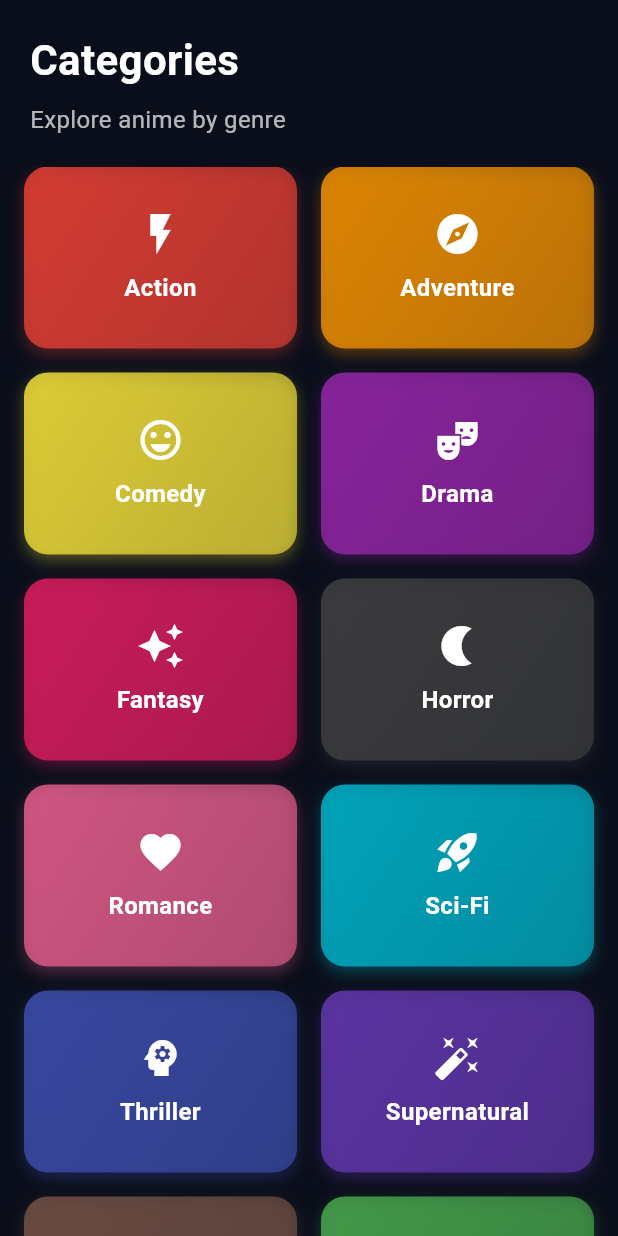
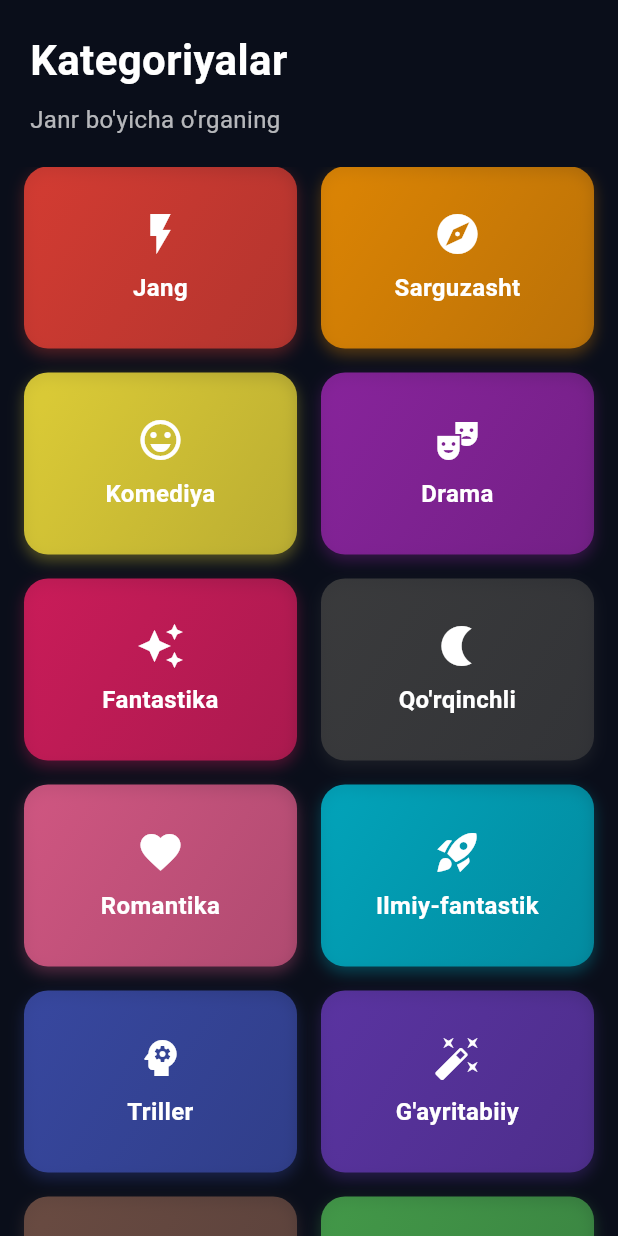
Before and after one commit to Lutfulloxon/AnimeList, a Flutter app: the CategoriesScreen screen opened directly, on a phone screen of 412 x 824 dp. Run offline on Flutter 3.47's test engine with Material 3 defaults, Android fonts, the light colour scheme and no system bars; our stand-ins replace cached_network_image, equatable, hive, hive_flutter, shared_preferences, youtube_player_flutter; accounts and stored records are empty; network calls fail.

Commit message:
feat: Add complete localization support for all screens
- Add localization for Categories screen with translated category names
- Add localization for Home screen (loading, error messages, etc.)
- Add localization for Likes screen (favorites, dialogs, empty states)
- Add localization for Profile screen (user info, settings)
- Add localization for Profile Edit screen (form validation, save messages)
- Create CategoryAnimeScreen with full localization support
- All text now changes dynamically when language is switched
- Support for Uzbek and English languages throughout the app

```diff
--- a/lib/l10n/app_localizations.dart
+++ b/lib/l10n/app_localizations.dart
@@ -56,6 +56,46 @@ class AppLocalizations {
   String get tryOtherCategories => locale.languageCode == 'uz'
       ? 'Boshqa kategoriyalarni sinab ko\'ring'
       : 'Try other categories';
+  String get animeAvailable =>
+      locale.languageCode == 'uz' ? 'anime mavjud' : 'anime available';
+  String get errorLoadingAnime => locale.languageCode == 'uz'
+      ? 'Anime yuklashda xatolik'
+      : 'Error loading anime';
+  String get noAnimeFound =>
+      locale.languageCode == 'uz' ? 'anime topilmadi' : 'anime found';
+  String get tryCheckingOtherCategories => locale.languageCode == 'uz'
+      ? 'Boshqa kategoriyalarni tekshirib ko\'ring'
+      : 'Try checking other categories';
+
+  // Category Names
+  String get actionCategory => locale.languageCode == 'uz' ? 'Jang' : 'Action';
+  String get adventureCategory =>
+      locale.languageCode == 'uz' ? 'Sarguzasht' : 'Adventure';
+  String get comedyCategory =>
+      locale.languageCode == 'uz' ? 'Komediya' : 'Comedy';
+  String get dramaCategory => locale.languageCode == 'uz' ? 'Drama' : 'Drama';
+  String get fantasyCategory =>
+      locale.languageCode == 'uz' ? 'Fantastika' : 'Fantasy';
+  String get horrorCategory =>
+      locale.languageCode == 'uz' ? 'Qo\'rqinchli' : 'Horror';
+  String get romanceCategory =>
+      locale.languageCode == 'uz' ? 'Romantika' : 'Romance';
+  String get sciFiCategory =>
+      locale.languageCode == 'uz' ? 'Ilmiy-fantastik' : 'Sci-Fi';
+  String get thrillerCategory =>
+      locale.languageCode == 'uz' ? 'Triller' : 'Thriller';
+  String get supernaturalCategory =>
+      locale.languageCode == 'uz' ? 'G\'ayritabiiy' : 'Supernatural';
+  String get mysteryCategory => locale.languageCode == 'uz' ? 'Sir' : 'Mystery';
+  String get sportsCategory => locale.languageCode == 'uz' ? 'Sport' : 'Sports';
+  String get sliceOfLifeCategory =>
+      locale.languageCode == 'uz' ? 'Hayot lavhalari' : 'Slice of Life';
+  String get historicalCategory =>
+      locale.languageCode == 'uz' ? 'Tarixiy' : 'Historical';
+  String get psychologicalCategory =>
+      locale.languageCode == 'uz' ? 'Psixologik' : 'Psychological';
+  String get shounenCategory =>
+      locale.languageCode == 'uz' ? 'Shounen' : 'Shounen';
 
   // Profile
   String get editProfile =>
@@ -90,6 +130,16 @@ class AppLocalizations {
   String get pleaseEnterValidEmail => locale.languageCode == 'uz'
       ? 'Iltimos, to\'g\'ri email kiriting'
       : 'Please enter a valid email';
+  String get defaultUserName =>
+      locale.languageCode == 'uz' ? 'Anime Sevuvchi' : 'Anime Lover';
+  String get defaultUserEmail =>
+      locale.languageCode == 'uz' ? 'user@example.com' : 'user@example.com';
+  String get defaultUserBio => locale.languageCode == 'uz'
+      ? 'Anime muhabbati bilan...'
+      : 'With love for anime...';
+  String get bioRequired =>
+      locale.languageCode == 'uz' ? 'Bio kiritish majburiy' : 'Bio is required';
+  String get errorMessage => locale.languageCode == 'uz' ? 'Xatolik' : 'Error';
 
   // Language Dialog
   String get chooseLanguage =>
@@ -115,6 +165,22 @@ class AppLocalizations {
   String get startExploring => locale.languageCode == 'uz'
       ? 'Kashf qilishni boshlang va sevimli anime\'laringizni qo\'shing'
       : 'Start exploring and add your favorite animes';
+  String get noFavoriteAnimesYet => locale.languageCode == 'uz'
+      ? 'Sevimli anime\'laringiz yo\'q'
+      : 'No favorite animes yet';
+  String get tapHeartToFavorite => locale.languageCode == 'uz'
+      ? 'Anime\'larni sevimli qilish uchun ❤️ tugmasini bosing'
+      : 'Tap ❤️ button to favorite animes';
+  String get viewAnimes =>
+      locale.languageCode == 'uz' ? 'Anime\'larni ko\'rish' : 'View Animes';
+  String get deleteAllFavorites => locale.languageCode == 'uz'
+      ? 'Barcha sevimlilarni o\'chirish'
+      : 'Delete All Favorites';
+  String get confirmDeleteAllFavorites => locale.languageCode == 'uz'
+      ? 'Haqiqatan ham barcha sevimli anime\'larni o\'chirmoqchimisiz?'
+      : 'Are you sure you want to delete all favorite animes?';
+  String get delete => locale.languageCode == 'uz' ? 'O\'chirish' : 'Delete';
+  String get count => locale.languageCode == 'uz' ? 'ta' : '';
 
   // Messages
   String get addedToMyList => locale.languageCode == 'uz'
@@ -142,6 +208,34 @@ class AppLocalizations {
       locale.languageCode == 'uz' ? 'Yuklanmoqda...' : 'Loading...';
   String get retry => locale.languageCode == 'uz' ? 'Qayta urinish' : 'Retry';
   String get unknown => locale.languageCode == 'uz' ? 'Noma\'lum' : 'Unknown';
+  String get loadingAmazingAnime => locale.languageCode == 'uz'
+      ? 'Ajoyib anime\'lar yuklanmoqda...'
+      : 'Loading amazing anime...';
+  String get noAnimeFoundGeneral =>
+      locale.languageCode == 'uz' ? 'Anime topilmadi' : 'No anime found';
+  String get forYou => locale.languageCode == 'uz' ? 'Siz uchun' : 'For You';
+  String get anime => locale.languageCode == 'uz' ? 'Anime' : 'Anime';
+  String get removedFromFavoritesMessage => locale.languageCode == 'uz'
+      ? 'Sevimlilardan olib tashlandi'
+      : 'Removed from favorites';
+  String get averageConsumption => locale.languageCode == 'uz'
+      ? 'O\'rtacha iste\'mol'
+      : 'Average consumption';
+  String get hoursPerMonth =>
+      locale.languageCode == 'uz' ? 'soat / oyiga' : 'Hours / month';
+  String get activeSubscription =>
+      locale.languageCode == 'uz' ? 'faol obuna' : 'active subscription';
+  String get freeDownload =>
+      locale.languageCode == 'uz' ? 'Bepul yuklab olish' : 'Free Download';
+  String get mangaDescription => locale.languageCode == 'uz'
+      ? '1 milliondan ortiq Manga\nbarmoq uchida'
+      : 'More than 1 million Manga\non your Finger tip';
+  String get chooseLanguageTitle => locale.languageCode == 'uz'
+      ? 'Tilni tanlang / Choose Language'
+      : 'Choose Language / Tilni tanlang';
+  String get cancelButton => locale.languageCode == 'uz'
+      ? 'Bekor qilish / Cancel'
+      : 'Cancel / Bekor qilish';
 }
 
 class _AppLocalizationsDelegate
--- a/lib/presentation/categories/categories_screen.dart
+++ b/lib/presentation/categories/categories_screen.dart
@@ -5,12 +5,15 @@ import 'package:animehome/presentation/home/hybrid_anime_provider.dart';
 import 'package:animehome/domain/entities/anime/anime_list_entity.dart';
 import 'package:animehome/presentation/home/widgets/anime_card.dart';
 import 'package:animehome/presentation/detail/anime_detail_page.dart';
+import 'package:animehome/l10n/app_localizations.dart';
 
 class CategoriesScreen extends StatelessWidget {
   const CategoriesScreen({super.key});
 
   @override
   Widget build(BuildContext context) {
+    final localizations = AppLocalizations.of(context)!;
+
     return Consumer<ThemeProvider>(
       builder: (context, themeProvider, child) {
         return Scaffold(
@@ -28,7 +31,7 @@ class CategoriesScreen extends StatelessWidget {
                           crossAxisAlignment: CrossAxisAlignment.start,
                           children: [
                             Text(
-                              'Categories',
+                              localizations.categories,
                               style: TextStyle(
                                 color: themeProvider.primaryTextColor,
                                 fontSize: 28,
@@ -37,7 +40,7 @@ class CategoriesScreen extends StatelessWidget {
                             ),
                             const SizedBox(height: 8),
                             Text(
-                              'Explore anime by genre',
+                              localizations.exploreByGenre,
                               style: TextStyle(
                                 color: themeProvider.secondaryTextColor,
                                 fontSize: 16,
@@ -61,9 +64,11 @@ class CategoriesScreen extends StatelessWidget {
                           crossAxisSpacing: 16,
                           mainAxisSpacing: 16,
                         ),
-                    itemCount: _categories.length,
+                    itemCount: _getLocalizedCategories(localizations).length,
                     itemBuilder: (context, index) {
-                      final category = _categories[index];
+                      final category = _getLocalizedCategories(
+                        localizations,
+                      )[index];
                       return _buildCategoryCard(context, category);
                     },
                   ),
@@ -76,6 +81,107 @@ class CategoriesScreen extends StatelessWidget {
     );
   }
 
+  List<CategoryModel> _getLocalizedCategories(AppLocalizations localizations) {
+    return [
+      CategoryModel(
+        name: localizations.actionCategory,
+        englishName: 'Action',
+        color: Colors.red,
+        icon: Icons.flash_on,
+      ),
+      CategoryModel(
+        name: localizations.adventureCategory,
+        englishName: 'Adventure',
+        color: Colors.orange,
+        icon: Icons.explore,
+      ),
+      CategoryModel(
+        name: localizations.comedyCategory,
+        englishName: 'Comedy',
+        color: Colors.yellow,
+        icon: Icons.sentiment_very_satisfied,
+      ),
+      CategoryModel(
+        name: localizations.dramaCategory,
+        englishName: 'Drama',
+        color: Colors.purple,
+        icon: Icons.theater_comedy,
+      ),
+      CategoryModel(
+        name: localizations.fantasyCategory,
+        englishName: 'Fantasy',
+        color: Colors.pink,
+        icon: Icons.auto_awesome,
+      ),
+      CategoryModel(
+        name: localizations.horrorCategory,
+        englishName: 'Horror',
+        color: Colors.grey[800]!,
+        icon: Icons.nightlight,
+      ),
+      CategoryModel(
+        name: localizations.romanceCategory,
+        englishName: 'Romance',
+        color: Colors.pink[300]!,
+        icon: Icons.favorite,
+      ),
+      CategoryModel(
+        name: localizations.sciFiCategory,
+        englishName: 'Sci-Fi',
+        color: Colors.cyan,
+        icon: Icons.rocket_launch,
+      ),
+      CategoryModel(
+        name: localizations.thrillerCategory,
+        englishName: 'Thriller',
+        color: Colors.indigo,
+        icon: Icons.psychology,
+      ),
+      CategoryModel(
+        name: localizations.supernaturalCategory,
+        englishName: 'Supernatural',
+        color: Colors.deepPurple,
+        icon: Icons.auto_fix_high,
+      ),
+      CategoryModel(
+        name: localizations.mysteryCategory,
+        englishName: 'Mystery',
+        color: Colors.brown,
+        icon: Icons.search,
+      ),
+      CategoryModel(
+        name: localizations.sportsCategory,
+        englishName: 'Sports',
+        color: Colors.green,
+        icon: Icons.sports_soccer,
+      ),
+      CategoryModel(
+        name: localizations.sliceOfLifeCategory,
+        englishName: 'Slice of Life',
+        color: Colors.lightBlue,
+        icon: Icons.home,
+      ),
+      CategoryModel(
+        name: localizations.historicalCategory,
+        englishName: 'Historical',
+        color: Colors.amber[700]!,
+        icon: Icons.history_edu,
+      ),
+      CategoryModel(
+        name: localizations.psychologicalCategory,
+        englishName: 'Psychological',
+        color: Colors.teal,
+        icon: Icons.psychology_alt,
+      ),
+      CategoryModel(
+        name: localizations.shounenCategory,
+        englishName: 'Shounen',
+        color: Colors.blue,
+        icon: Icons.group,
+      ),
+    ];
+  }
+
   Widget _buildCategoryCard(BuildContext context, CategoryModel category) {
     return GestureDetector(
       onTap: () {
@@ -83,7 +189,8 @@ class CategoriesScreen extends StatelessWidget {
           context,
           MaterialPageRoute(
             builder: (context) => CategoryAnimeScreen(
-              categoryName: category.name,
+              categoryName: category.englishName, // API uchun inglizcha nom
+              displayName: category.name, // Ko'rsatish uchun localized nom
               categoryColor: category.color,
               categoryIcon: category.icon,
             ),
@@ -135,71 +242,28 @@ class CategoriesScreen extends StatelessWidget {
 
 class CategoryModel {
   final String name;
+  final String englishName; // API uchun inglizcha nom
   final Color color;
   final IconData icon;
 
-  CategoryModel({required this.name, required this.color, required this.icon});
+  CategoryModel({
+    required this.name,
+    required this.englishName,
+    required this.color,
+    required this.icon,
+  });
 }
 
-final List<CategoryModel> _categories = [
-  CategoryModel(name: 'Action', color: Colors.red, icon: Icons.flash_on),
-  CategoryModel(name: 'Adventure', color: Colors.orange, icon: Icons.explore),
-  CategoryModel(
-    name: 'Comedy',
-    color: Colors.yellow,
-    icon: Icons.sentiment_very_satisfied,
-  ),
-  CategoryModel(
-    name: 'Drama',
-    color: Colors.purple,
-    icon: Icons.theater_comedy,
-  ),
-  CategoryModel(name: 'Fantasy', color: Colors.pink, icon: Icons.auto_awesome),
-  CategoryModel(
-    name: 'Horror',
-    color: Colors.grey[800]!,
-    icon: Icons.nightlight,
-  ),
-  CategoryModel(
-    name: 'Romance',
-    color: Colors.pink[300]!,
-    icon: Icons.favorite,
-  ),
-  CategoryModel(name: 'Sci-Fi', color: Colors.cyan, icon: Icons.rocket_launch),
-  CategoryModel(name: 'Thriller', color: Colors.indigo, icon: Icons.psychology),
-  CategoryModel(
-    name: 'Supernatural',
-    color: Colors.deepPurple,
-    icon: Icons.auto_fix_high,
-  ),
-  CategoryModel(name: 'Mystery', color: Colors.brown, icon: Icons.search),
-  CategoryModel(name: 'Sports', color: Colors.green, icon: Icons.sports_soccer),
-  CategoryModel(
-    name: 'Slice of Life',
-    color: Colors.lightBlue,
-    icon: Icons.home,
-  ),
-  CategoryModel(
-    name: 'Historical',
-    color: Colors.amber[700]!,
-    icon: Icons.history_edu,
-  ),
-  CategoryModel(
-    name: 'Psychological',
-    color: Colors.teal,
-    icon: Icons.psychology_alt,
-  ),
-  CategoryModel(name: 'Shounen', color: Colors.blue, icon: Icons.group),
-];
-
 class CategoryAnimeScreen extends StatefulWidget {
-  final String categoryName;
+  final String categoryName; // API uchun inglizcha nom
+  final String displayName; // Ko'rsatish uchun localized nom
   final Color categoryColor;
   final IconData categoryIcon;
 
   const CategoryAnimeScreen({
     super.key,
     required this.categoryName,
+    required this.displayName,
     required this.categoryColor,
     required this.categoryIcon,
   });
@@ -244,6 +308,8 @@ class _CategoryAnimeScreenState extends State<CategoryAnimeScreen> {
 
   @override
   Widget build(BuildContext context) {
+    final localizations = AppLocalizations.of(context)!;
+
     return Consumer<ThemeProvider>(
       builder: (context, themeProvider, child) {
         return Scaffold(
@@ -280,7 +346,7 @@ class _CategoryAnimeScreenState extends State<CategoryAnimeScreen> {
                         const SizedBox(width: 12),
                         Expanded(
                           child: Text(
-                            widget.categoryName,
+                            widget.displayName, // Localized nom ko'rsatamiz
                             style: TextStyle(
                               color: themeProvider.primaryTextColor,
                               fontSize: 24,
@@ -305,7 +371,7 @@ class _CategoryAnimeScreenState extends State<CategoryAnimeScreen> {
                   ),
 
                   // Content
-                  Expanded(child: _buildContent(themeProvider)),
+                  Expanded(child: _buildContent(themeProvider, localizations)),
                 ],
               ),
             ),
@@ -315,7 +381,10 @@ class _CategoryAnimeScreenState extends State<CategoryAnimeScreen> {
     );
   }
 
-  Widget _buildContent(ThemeProvider themeProvider) {
+  Widget _buildContent(
+    ThemeProvider themeProvider,
+    AppLocalizations localizations,
+  ) {
     if (_isLoading) {
       return const Center(
         child: CircularProgressIndicator(color: Color(0xFF00D4AA)),
@@ -334,7 +403,7 @@ class _CategoryAnimeScreenState extends State<CategoryAnimeScreen> {
             ),
             const SizedBox(height: 16),
             Text(
-              'Error loading anime',
+              localizations.errorLoadingAnime,
               style: TextStyle(
                 color: themeProvider.primaryTextColor,
                 fontSize: 18,
@@ -357,7 +426,7 @@ class _CategoryAnimeScreenState extends State<CategoryAnimeScreen> {
                 backgroundColor: widget.categoryColor,
                 foregroundColor: Colors.white,
               ),
-              child: const Text('Retry'),
+              child: Text(localizations.retry),
             ),
           ],
         ),
@@ -376,7 +445,7 @@ class _CategoryAnimeScreenState extends State<CategoryAnimeScreen> {
             ),
             const SizedBox(height: 16),
             Text(
-              'No ${widget.categoryName} anime found',
+              '${widget.displayName} ${localizations.noAnimeFound}',
               style: TextStyle(
                 color: themeProvider.primaryTextColor,
                 fontSize: 18,
@@ -385,7 +454,7 @@ class _CategoryAnimeScreenState extends State<CategoryAnimeScreen> {
             ),
             const SizedBox(height: 8),
             Text(
-              'Try checking other categories',
+              localizations.tryCheckingOtherCategories,
               style: TextStyle(
                 color: themeProvider.secondaryTextColor,
                 fontSize: 14,
@@ -404,7 +473,7 @@ class _CategoryAnimeScreenState extends State<CategoryAnimeScreen> {
           child: Align(
             alignment: Alignment.centerLeft,
             child: Text(
-              '${_animeList.length} anime available',
+              '${_animeList.length} ${localizations.animeAvailable}',
               style: TextStyle(
                 color: themeProvider.secondaryTextColor,
                 fontSize: 14,
@@ -414,7 +483,9 @@ class _CategoryAnimeScreenState extends State<CategoryAnimeScreen> {
         ),
         const SizedBox(height: 20),
         // Anime List/Grid
-        Expanded(child: _isGridView ? _buildGridView() : _buildListView()),
+        Expanded(
+          child: _isGridView ? _buildGridView() : _buildListView(localizations),
+        ),
       ],
     );
   }
@@ -435,7 +506,7 @@ class _CategoryAnimeScreenState extends State<CategoryAnimeScreen> {
     );
   }
 
-  Widget _buildListView() {
+  Widget _buildListView(AppLocalizations localizations) {
     return ListView.builder(
       padding: const EdgeInsets.symmetric(horizontal: 20),
       itemCount: _animeList.length,
@@ -501,7 +572,7 @@ class _CategoryAnimeScreenState extends State<CategoryAnimeScreen> {
                     ),
                     const SizedBox(width: 16),
                     Text(
-                      '${anime.episodes} Episodes',
+                      '${anime.episodes} ${localizations.episodes}',
                       style: const TextStyle(
                         color: Colors.white54,
                         fontSize: 12,
--- a/lib/presentation/home/hybrid_anime_provider.dart
+++ b/lib/presentation/home/hybrid_anime_provider.dart
@@ -2,8 +2,6 @@ import 'package:flutter/material.dart';
 import 'package:animehome/domain/entities/anime/anime_list_entity.dart';
 import 'package:animehome/data/services/anime_api_service.dart';
 import 'package:animehome/data/services/smart_cache_service.dart';
-import 'package:animehome/data/repositories/anime_repository_impl.dart';
-
 class HybridAnimeProvider extends ChangeNotifier {
   List<AnimeEntity> _animeList = [];
   List<AnimeEntity> _searchResults = [];
```
Also changed, not shown: lib/presentation/home/home_screen.dart (+15 -11 lines), lib/presentation/likes/likes_screen.dart (+34 -23 lines), lib/presentation/profile/profile_edit_screen.dart (+30 -13 lines), lib/presentation/profile/profile_screen.dart (+57 -20 lines).
